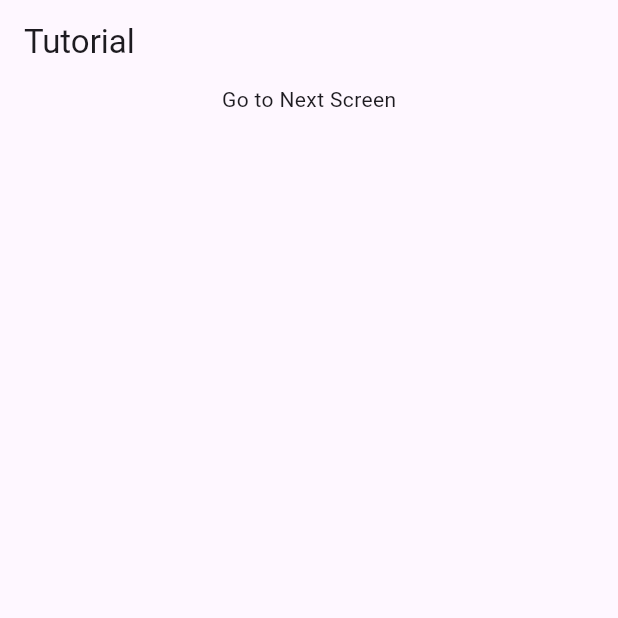
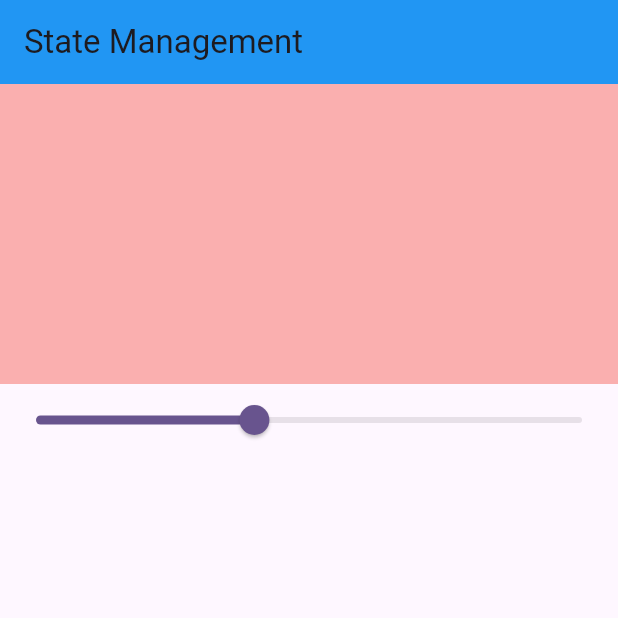
Before and after one commit to suraj-yadav0/getx_tutorial, a Flutter app: the screen it shows after launch, on a phone screen of 412 x 824 dp, the top half of it. Run offline on Flutter 3.47's test engine with Material 2 defaults, Android fonts, the phone set to English and light mode, and no system bars; our stand-ins replace get.

```diff
--- /dev/null
+++ b/lib/controller_two.dart
@@ -0,0 +1,10 @@
+import 'package:get/get.dart';
+
+class ExampleTwoController extends GetxController {
+  RxDouble opacity = .4.obs;
+
+
+  setOpacity(double value) {
+opacity.value = value;
+  }
+}
--- /dev/null
+++ b/lib/counter_controller.dart
@@ -0,0 +1,9 @@
+import 'package:get/get.dart';
+
+class CounterController extends GetxController {
+  RxInt counter = 1.obs;
+
+  incrementCounter(){
+    counter.value++;
+    print(counter.value);
+  }}
--- /dev/null
+++ b/lib/counter_screen.dart
@@ -0,0 +1,56 @@
+import 'package:flutter/material.dart';
+import 'package:get/get.dart';
+import 'package:getx_tutorial/controller_two.dart';
+import 'package:getx_tutorial/counter_controller.dart';
+
+class CounterScreen extends StatefulWidget {
+  const CounterScreen({super.key});
+
+  @override
+  State<CounterScreen> createState() => _CounterScreenState();
+}
+
+class _CounterScreenState extends State<CounterScreen> {
+  final CounterController controller = Get.put(CounterController());
+
+
+  final ExampleTwoController exampleTwoController = Get.put(ExampleTwoController());
+
+  double opacity = .4;
+
+  @override
+  void initState() {
+    super.initState();
+  }
+
+  @override
+  Widget build(BuildContext context) {
+    return Scaffold(
+      appBar: AppBar(
+        backgroundColor: Colors.blue,
+        title: const Text("State Management"),
+      ),
+      // body: Center(
+      //   child: Obx(() {
+      //     return Text(
+      //       controller.counter.toString(),
+      //       style: const TextStyle(fontSize: 60),
+      //     );
+      //   }),
+      // ),
+
+      // floatingActionButton: FloatingActionButton(onPressed: (){controller.incrementCounter();}),
+      body: Column(children: [
+Obx(() =>         Container(
+          height: 200,
+          width: 2000,
+          color: Colors.red.withOpacity(exampleTwoController.opacity.value),
+        ),),
+Obx(() =>         Slider(value: exampleTwoController.opacity.value, onChanged: (value) {
+       exampleTwoController.setOpacity(value);
+
+        }))
+      ]),
+    );
+  }
+}
--- a/lib/main.dart
+++ b/lib/main.dart
@@ -1,7 +1,8 @@
 import 'package:flutter/material.dart';
 import 'package:get/get_navigation/get_navigation.dart';
-import 'package:getx_tutorial/another_main.dart';
-import 'package:getx_tutorial/home_screen.dart';
+
+import 'package:getx_tutorial/counter_screen.dart';
+
 
 void main() {
   runApp(const MyApp());
@@ -20,7 +21,7 @@ class MyApp extends StatelessWidget {
         colorScheme: ColorScheme.fromSeed(seedColor: Colors.deepPurple),
         useMaterial3: true,
       ),
-      home: const AnotherScreen(),
+      home: const CounterScreen(),
     );
   }
 }
```
Also changed, not shown: lib/another_main.dart (+13 -2 lines).
